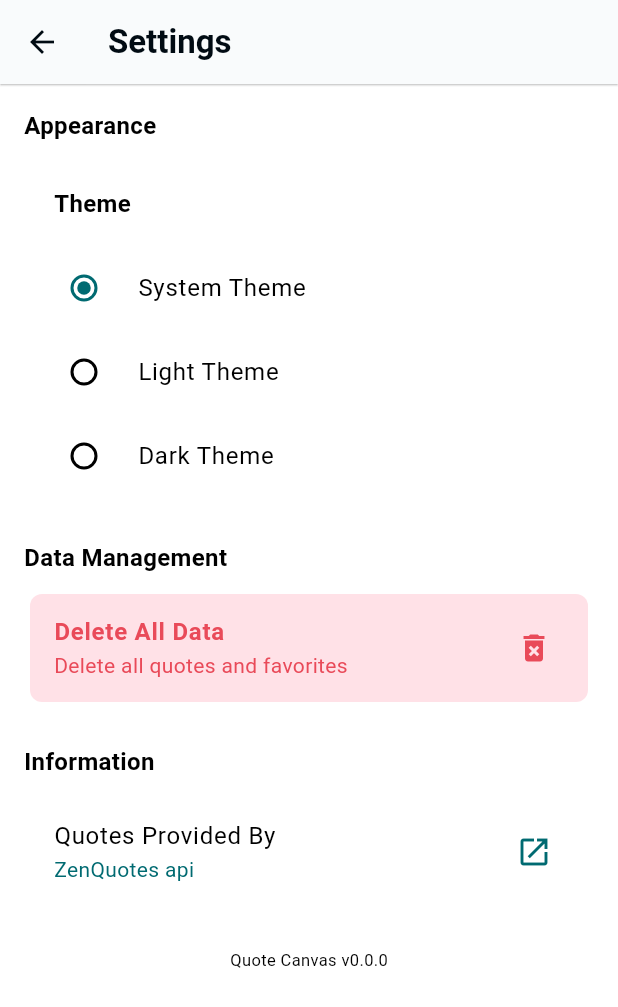
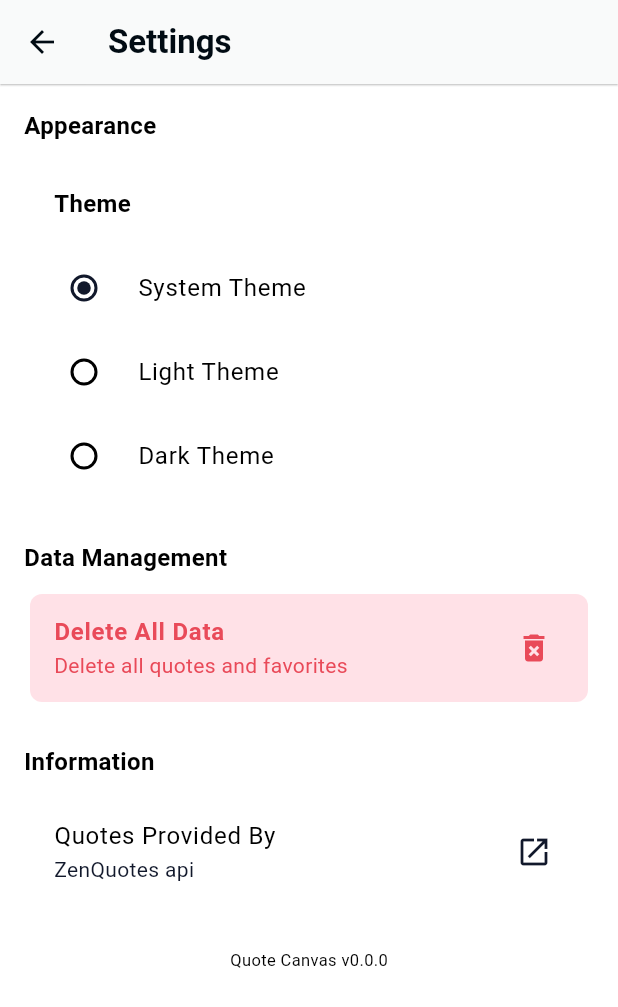
Before and after one commit to okstring/quote_canvas, a Flutter app: the SettingsScreen screen opened directly with empty values, on a phone screen of 412 x 824 dp. Shown: the top 1007 px of the screen. Run offline on Flutter 3.47's test engine with Material 3 defaults, Android fonts, the phone set to English and light mode, and no system bars; our stand-ins replace freezed_annotation, get_it, go_router, google_mobile_ads, package_info_plus, permission_handler and 3 more; missing offline and left inert: flutter_image_gallery_saver; accounts and stored records are empty; generated files the repository leaves out were written again; network calls fail; Roboto replaces fonts that are missing (Pretendard); project files that could hold a hidden picture were left out.

Commit message:
feat: 주 컬러로 다크네이비 변경

```diff
--- a/lib/presentation/components/q_color_selector.dart
+++ b/lib/presentation/components/q_color_selector.dart
@@ -14,7 +14,7 @@ class QColorSelector extends StatefulWidget {
     required this.onColorSelected,
     this.initialColor,
     this.borderWidth = 2.0,
-    this.selectedBorderColor = AppColors.teal100,
+    this.selectedBorderColor = AppColors.navy100,
   }) : super(key: key);
 
   @override
--- a/lib/presentation/components/q_half_selectable_button.dart
+++ b/lib/presentation/components/q_half_selectable_button.dart
@@ -37,7 +37,7 @@ class _HalfSelectableButtonState extends State<HalfSelectableButton> {
       width: 70,
       height: 40,
       decoration: BoxDecoration(
-        color: AppColors.teal40,
+        color: AppColors.navy10,
         borderRadius: BorderRadius.circular(10),
       ),
       child: Row(
@@ -49,7 +49,7 @@ class _HalfSelectableButtonState extends State<HalfSelectableButton> {
               child: Container(
                 decoration: BoxDecoration(
                   color:
-                      isLeftSelected ? AppColors.teal100 : Colors.transparent,
+                      isLeftSelected ? AppColors.navy100 : Colors.transparent,
                   borderRadius: BorderRadius.horizontal(
                     left: Radius.circular(10),
                   ),
@@ -69,7 +69,7 @@ class _HalfSelectableButtonState extends State<HalfSelectableButton> {
               child: Container(
                 decoration: BoxDecoration(
                   color:
-                      isRightSelected ? AppColors.teal100 : Colors.transparent,
+                      isRightSelected ? AppColors.navy100 : Colors.transparent,
                   borderRadius: BorderRadius.horizontal(
                     right: Radius.circular(10),
                   ),
--- a/lib/presentation/components/q_interactive_bookmark_button.dart
+++ b/lib/presentation/components/q_interactive_bookmark_button.dart
@@ -14,7 +14,7 @@ class QInteractiveBookmarkButton extends StatelessWidget {
     required this.isBookmarked,
     this.size = 30.0,
     this.inactiveColor = AppColors.richBlack,
-    this.activeColor = AppColors.teal100,
+    this.activeColor = AppColors.navy100,
   });
 
   @override
--- a/lib/presentation/components/q_refresh_button.dart
+++ b/lib/presentation/components/q_refresh_button.dart
@@ -12,7 +12,7 @@ class QRefreshButton extends StatefulWidget {
     Key? key,
     required this.onPressed,
     this.size = 56.0,
-    this.backgroundColor = AppColors.teal100,
+    this.backgroundColor = AppColors.navy100,
     this.iconColor = Colors.white,
   });
 
--- a/lib/presentation/components/q_save_button.dart
+++ b/lib/presentation/components/q_save_button.dart
@@ -12,7 +12,7 @@ class QSaveButton extends StatefulWidget {
     Key? key,
     required this.onPressed,
     this.size = 56.0,
-    this.backgroundColor = AppColors.teal100,
+    this.backgroundColor = AppColors.navy100,
     this.iconColor = Colors.white,
   });
 
--- a/lib/presentation/components/q_share_button.dart
+++ b/lib/presentation/components/q_share_button.dart
@@ -12,7 +12,7 @@ class QShareButton extends StatefulWidget {
     Key? key,
     required this.onPressed,
     this.size = 56.0,
-    this.backgroundColor = AppColors.teal100,
+    this.backgroundColor = AppColors.navy100,
     this.iconColor = Colors.white,
   });
 
--- a/lib/presentation/home/home_screen.dart
+++ b/lib/presentation/home/home_screen.dart
@@ -104,7 +104,7 @@ class _HomeScreenState extends State<HomeScreen> {
               padding: const EdgeInsets.symmetric(horizontal: 32),
               child: QColorSelector(
                 colors: AppColors.selectorColors,
-                initialColor: AppColors.teal40,
+                initialColor: AppColors.navy10,
                 onColorSelected: (color) {
                   widget.onAction(
                     HomeAction.onTapBackgroundColorSelect(color: color),
--- a/lib/presentation/home/home_state.dart
+++ b/lib/presentation/home/home_state.dart
@@ -15,7 +15,7 @@ abstract class HomeState with _$HomeState {
     required Quote currentQuote,
     required Settings settings,
     @Default(null) DateTime? lastUpdateTime,
-    @Default(AppColors.teal40) Color quoteBackgroundColor,
+    @Default(AppColors.navy10) Color quoteBackgroundColor,
     @Default(AppColors.richBlack) Color quoteFontColor,
     @Default([]) List<Quote> favoriteQuotes,
   }) = _HomeState;
--- a/lib/presentation/home/home_view_model.dart
+++ b/lib/presentation/home/home_view_model.dart
@@ -17,7 +17,7 @@ class HomeViewModel with ChangeNotifier {
   final QuoteRepository _quoteRepository;
   final SettingsRepository _settingsRepository;
   final FileRepository _fileRepository;
-  final AdRepository _adRepository; // 추가
+  final AdRepository _adRepository;
 
   HomeState _state;
 
@@ -27,6 +27,7 @@ class HomeViewModel with ChangeNotifier {
 
   Stream<HomeEvent> get eventStream => _eventController.stream;
 
+  //TODO: logo 변경, 스크린샷 디자인 변경
   HomeViewModel({
     required QuoteRepository quoteRepository,
     required SettingsRepository settingsRepository,
@@ -37,9 +38,7 @@ class HomeViewModel with ChangeNotifier {
        _settingsRepository = settingsRepository,
        _fileRepository = fileRepository,
        _adRepository = adRepository,
-       // 추가
        _state = state {
-    // 앱 시작 시 전면광고 사전 로드
     _preloadInterstitialAd();
     notifyListeners();
   }
@@ -308,7 +307,7 @@ class HomeViewModel with ChangeNotifier {
   @override
   void dispose() {
     _eventController.close();
-    _adRepository.dispose(); // 추가
+    _adRepository.dispose();
     super.dispose();
   }
 }
--- a/lib/presentation/settings/settings_screen.dart
+++ b/lib/presentation/settings/settings_screen.dart
@@ -158,9 +158,9 @@ class SettingsScreen extends StatelessWidget {
         ),
         subtitle: Text(
           'ZenQuotes api',
-          style: AppTextStyles.smallTextRegular(color: AppColors.teal100),
+          style: AppTextStyles.smallTextRegular(color: AppColors.navy100),
         ),
-        trailing: const Icon(Icons.open_in_new, color: AppColors.teal100),
+        trailing: const Icon(Icons.open_in_new, color: AppColors.navy100),
         onTap:
             () async => await _launchExternalBrowser('https://zenquotes.io/'),
       ),
--- a/lib/ui/app_colors.dart
+++ b/lib/ui/app_colors.dart
@@ -12,11 +12,11 @@ abstract class AppColors {
   static const Color blackBar = Color(0xFF222831);
   static const Color background = Color(0xFFF7F7F7);
 
-  // 청록색(Teal) 계열
-  static const Color teal100 = Color(0xFF006A71); // 깊은 청록색
-  static const Color teal80 = Color(0xFF48A6A7); // 중간 청록색
-  static const Color teal60 = Color(0xFF9ACBD0); // 연한 청록색
-  static const Color teal40 = Color(0xFFF2EFE7); // 아이보리 베이지
+  // 다크네이비 계열
+  static const Color navy100 = Color(0xFF11182B); // 깊은 네이비
+  static const Color navy40 = Color(0xFF92959D); // 중간 네이비
+  static const Color navy20 = Color(0xFFB5B7BD); // 연한 네이비
+  static const Color navy10 = Color(0xFFE7E8EA); // 아이보리 베이지
 
   // 올리브 계열
   static const Color olive120 = Color(0xFF5C7285); // 블루 그레이
@@ -50,10 +50,10 @@ abstract class AppColors {
   static const Color success = Color(0xFF31B057);
 
   static const List<Color> selectorColors = [
-    teal100,
-    teal80,
-    teal60,
-    teal40,
+    navy100,
+    navy40,
+    navy20,
+    navy10,
     olive120,
     olive100,
     olive80,
```
Also changed, not shown: lib/ui/app_theme.dart (+4 -4 lines).
